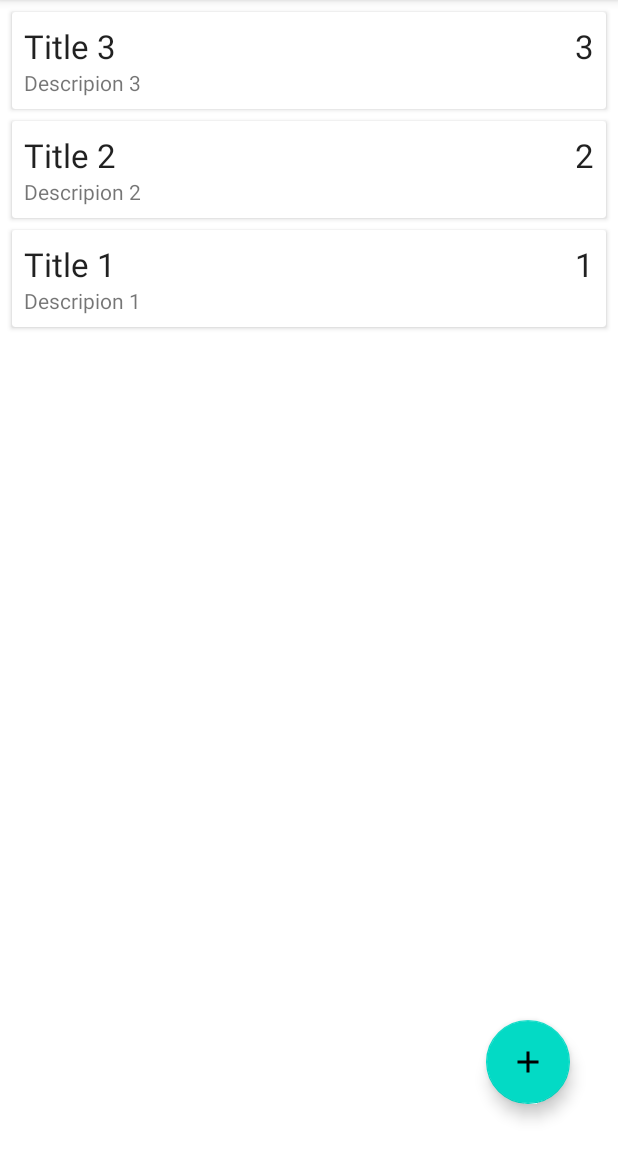
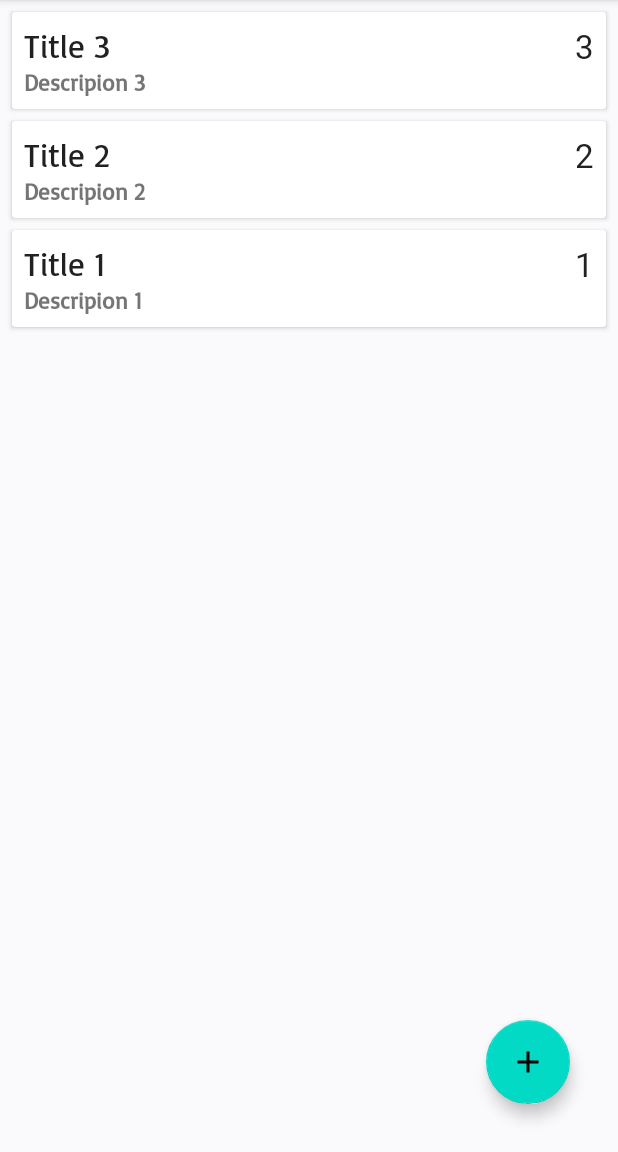
Before and after one commit to Adityashah1999/TodoApp, an Android app: the screen it shows after launch (MainActivity), on a phone screen of 412 x 824 dp, the part 84-1236 px from its top. Run offline under Robolectric (Android 15) with nearby library versions, the phone set to English and light mode, and no system bars; our stand-ins replace Room's generated code; Roboto replaces fonts that are not available here.

Commit message:
final commit

```diff
--- a/app/src/main/java/com/aditya/todoapp/AddEditNoteActivity.java
+++ b/app/src/main/java/com/aditya/todoapp/AddEditNoteActivity.java
@@ -79,7 +79,7 @@ private NumberPicker numberPickerPriority;
         }
 
         //this way we can indicate if the input was succesfull or not
-        setResult(RESULT_OK, data); //data intent| we can let thsese two values in main activity
+        setResult(RESULT_OK, data); //data intent we can let thsese two values in main activity
         finish(); //to close this activity
     }
 
--- /dev/null
+++ b/app/src/main/res/drawable/ic__delete.xml
@@ -0,0 +1,5 @@
+<vector android:height="24dp" android:tint="#FFFFFF"
+    android:viewportHeight="24" android:viewportWidth="24"
+    android:width="24dp" xmlns:android="http://schemas.android.com/apk/res/android">
+    <path android:fillColor="@android:color/white" android:pathData="M6,19c0,1.1 0.9,2 2,2h8c1.1,0 2,-0.9 2,-2V7H6v12zM19,4h-3.5l-1,-1h-5l-1,1H5v2h14V4z"/>
+</vector>
--- a/app/src/main/res/layout/activity_main.xml
+++ b/app/src/main/res/layout/activity_main.xml
@@ -6,11 +6,13 @@
     android:layout_height="match_parent"
     tools:context=".MainActivity">
 
+
     <androidx.recyclerview.widget.RecyclerView
         android:id="@+id/recycler_view"
         android:layout_width="match_parent"
         android:layout_height="match_parent"
         tools:listitem="@layout/note_item"
+        android:background="#fafafc"
          />
 
     <com.google.android.material.floatingactionbutton.FloatingActionButton
--- a/app/src/main/res/layout/note_item.xml
+++ b/app/src/main/res/layout/note_item.xml
@@ -2,9 +2,11 @@
 <androidx.cardview.widget.CardView xmlns:android="http://schemas.android.com/apk/res/android"
     android:layout_width="match_parent"
     android:layout_height="wrap_content"
+    xmlns:app="http://schemas.android.com/apk/res-auto"
     android:layout_marginEnd="8dp"
     android:layout_marginStart="8dp"
-    android:layout_marginTop="8dp">
+    android:layout_marginTop="8dp"
+    >
 
     <RelativeLayout
         android:layout_width="wrap_content"
@@ -16,26 +18,33 @@
             android:layout_width="wrap_content"
             android:layout_height="wrap_content"
             android:layout_alignParentEnd="true"
+            android:fontFamily="@font/allan"
             android:text="@string/_1"
-            android:textAppearance="@style/TextAppearance.AppCompat.Large"/>
+            android:textAppearance="@style/TextAppearance.AppCompat.Large" />
 
         <TextView
             android:id="@+id/text_view_title"
             android:layout_width="wrap_content"
             android:layout_height="wrap_content"
+            android:layout_alignParentStart="true"
+            android:layout_toStartOf="@id/text_view_priority"
+            android:ellipsize="end"
+            android:fontFamily="@font/basic"
+            android:maxLines="1"
             android:text="@string/title"
             android:textAppearance="@style/TextAppearance.AppCompat.Large"
-            android:maxLines="1"
-            android:layout_toStartOf="@id/text_view_priority"
-            android:layout_alignParentStart="true"
-            android:ellipsize="end"/>
+            android:textStyle="normal" />
 
         <TextView
             android:id="@+id/text_view_description"
             android:layout_width="wrap_content"
             android:layout_height="wrap_content"
             android:layout_below="@+id/text_view_title"
-            android:text="@string/description"/>
+
+            android:fontFamily="@font/basic"
+            android:text="@string/description"
+            android:textSize="15sp"
+            android:textStyle="bold" />
 
     </RelativeLayout>
 </androidx.cardview.widget.CardView>
--- a/app/src/main/res/menu/add_note_menu.xml
+++ b/app/src/main/res/menu/add_note_menu.xml
@@ -9,4 +9,5 @@
         app:showAsAction="ifRoom" />
 
 
+
 </menu>
--- a/app/src/main/res/menu/main_menu.xml
+++ b/app/src/main/res/menu/main_menu.xml
@@ -1,6 +1,8 @@
 <?xml version="1.0" encoding="utf-8"?>
-<menu xmlns:android="http://schemas.android.com/apk/res/android"
+<menu xmlns:tools="http://schemas.android.com/tools"
+    xmlns:android="http://schemas.android.com/apk/res/android"
     xmlns:app="http://schemas.android.com/apk/res-auto">
+
 <item
     android:id="@+id/delete_all_notes"
     android:title="@string/delete_all_notes"
```
Also changed, not shown: app/src/main/AndroidManifest.xml (+10 -9 lines), app/src/main/java/com/aditya/todoapp/MainActivity.java (+8 -2 lines), app/src/main/res/font/aladin.xml (added, +7 -0 lines).
